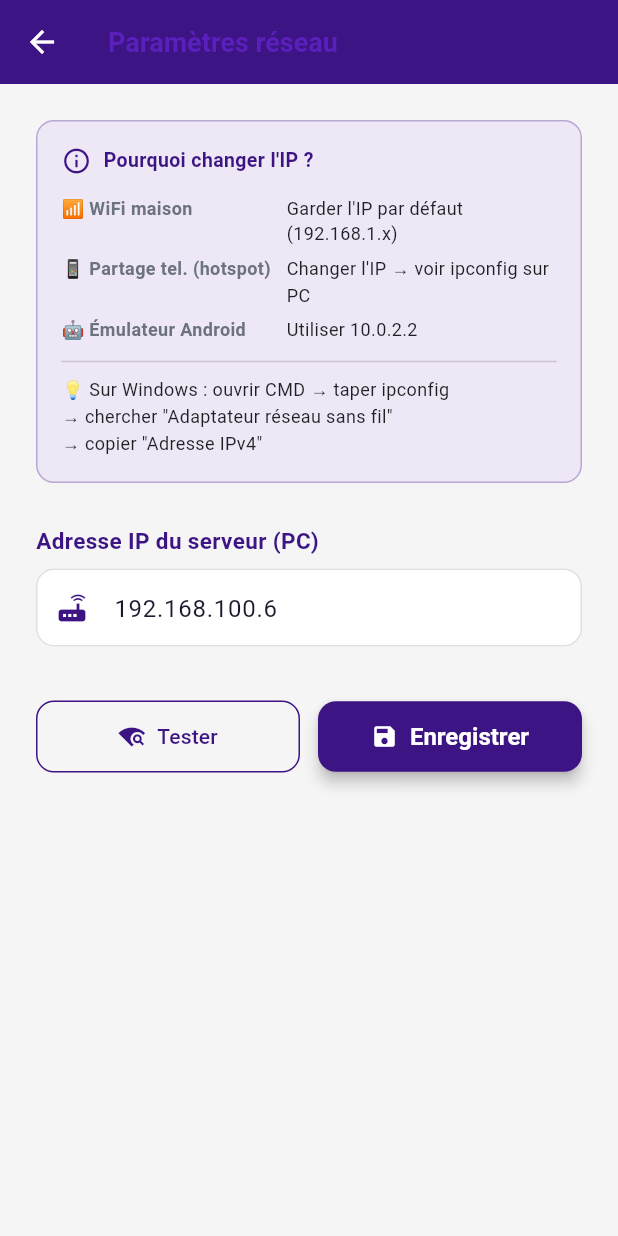
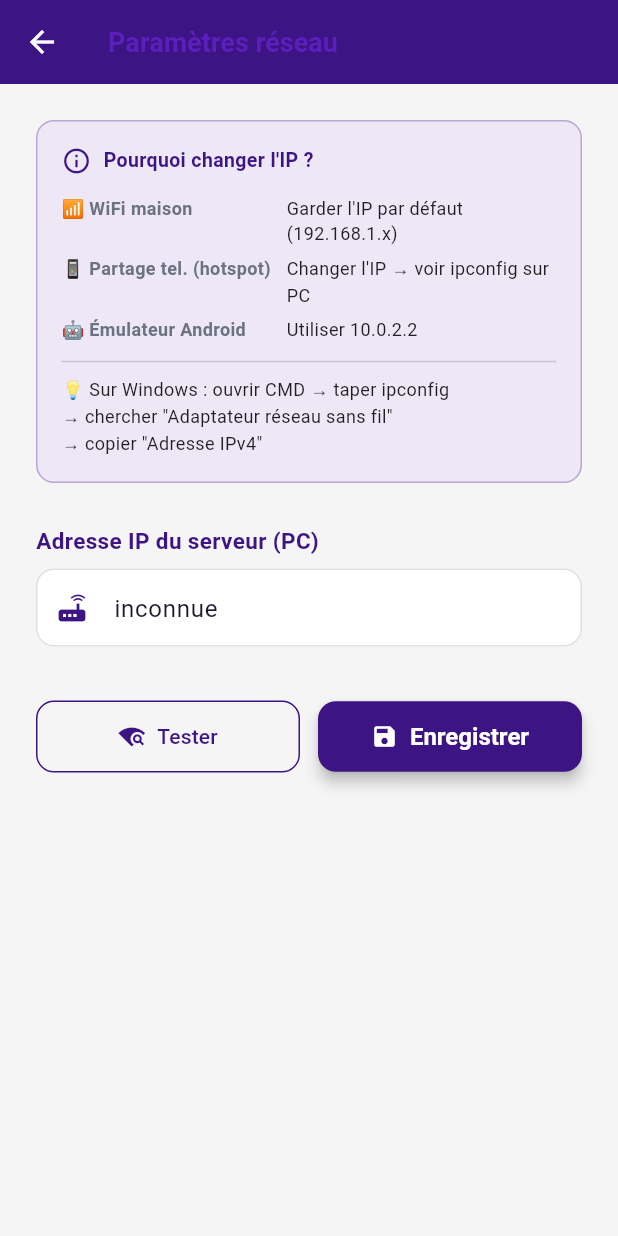
Before and after one commit to yasminechihi/telecom, a Flutter app: the screen it shows after launch, after a tap on the "settings ethernet" icon, on a phone screen of 412 x 824 dp. Run offline on Flutter 3.47's test engine with Material 3 defaults, Android fonts, the phone set to English and light mode, and no system bars; our stand-ins replace audioplayers, fl_chart, flutter_tts, go_router, shared_preferences, speech_to_text; missing offline and left inert: record; accounts and stored records are empty; network calls fail; Roboto replaces fonts that are missing (Cairo).

Commit message:
update mobile login + api service

```diff
--- a/mobile/lib/screens/login_screen.dart
+++ b/mobile/lib/screens/login_screen.dart
@@ -98,13 +98,24 @@ class _LoginScreenState extends State<LoginScreen> {
           // Logo
           const TTLogo(size: 44, onDark: false),
           const SizedBox(width: 12),
-          const Column(
-            mainAxisAlignment: MainAxisAlignment.center,
-            crossAxisAlignment: CrossAxisAlignment.start,
-            children: [
-              Text('Tunisie Telecom', style: TextStyle(fontSize: 15, fontWeight: FontWeight.w700, color: TTColors.purple, fontFamily: 'Cairo')),
-              Text('Mon Espace Client', style: TextStyle(fontSize: 11, color: TTColors.muted, fontFamily: 'Cairo')),
-            ],
+          // Utilisation d'Expanded pour éviter le débordement
+          Expanded(
+            child: Column(
+              mainAxisAlignment: MainAxisAlignment.center,
+              crossAxisAlignment: CrossAxisAlignment.start,
+              children: const [
+                Text(
+                  'Tunisie Telecom',
+                  style: TextStyle(fontSize: 15, fontWeight: FontWeight.w700, color: TTColors.purple, fontFamily: 'Cairo'),
+                  overflow: TextOverflow.ellipsis,
+                ),
+                Text(
+                  'Mon Espace Client',
+                  style: TextStyle(fontSize: 11, color: TTColors.muted, fontFamily: 'Cairo'),
+                  overflow: TextOverflow.ellipsis,
+                ),
+              ],
+            ),
           ),
           const Spacer(),
           // Bouton paramètres réseau (changer l'IP du serveur)
@@ -220,6 +231,7 @@ class _LoginScreenState extends State<LoginScreen> {
     return container;
   }
 
+  // Correction : ajout d'Expanded autour du Text pour éviter le débordement
   Widget _featureRow(IconData icon, String label) {
     return Padding(
       padding: const EdgeInsets.symmetric(vertical: 6),
@@ -227,7 +239,12 @@ class _LoginScreenState extends State<LoginScreen> {
         children: [
           Icon(icon, color: TTColors.teal, size: 18),
           const SizedBox(width: 10),
-          Text(label, style: TextStyle(color: Colors.white.withOpacity(0.85), fontSize: 13, fontFamily: 'Cairo')),
+          Expanded(
+            child: Text(
+              label,
+              style: TextStyle(color: Colors.white.withOpacity(0.85), fontSize: 13, fontFamily: 'Cairo'),
+            ),
+          ),
         ],
       ),
     );
@@ -320,9 +337,9 @@ class _LoginScreenState extends State<LoginScreen> {
             ),
             const SizedBox(height: 18),
 
-            // Lien inscription
-            Row(
-              mainAxisAlignment: MainAxisAlignment.center,
+            // Lien inscription - utilisation de Wrap au lieu de Row pour éviter débordement
+            Wrap(
+              alignment: WrapAlignment.center,
               children: [
                 const Text("Pas encore de compte ? ", style: TextStyle(fontSize: 13, color: TTColors.muted, fontFamily: 'Cairo')),
                 GestureDetector(
--- a/mobile/lib/services/api_service.dart
+++ b/mobile/lib/services/api_service.dart
@@ -1,5 +1,6 @@
 import 'dart:convert';
 import 'dart:typed_data';
+import 'package:flutter/foundation.dart';
 import 'package:http/http.dart' as http;
 import 'package:shared_preferences/shared_preferences.dart';
 import '../models/user_model.dart';
@@ -9,43 +10,59 @@ import 'discovery_service.dart';
 //  Service API — se connecte au backend Flask (user_app.py)
 //  Port 5001 — même base de données Firebase Firestore
 //
-//  Stratégie : toutes les routes /api/mobile/* acceptent
-//  {"user_id": "..."} dans le body JSON → pas besoin de cookie.
+//  Stratégie :
+//    - WEB : utilise localhost (même machine)
+//    - MOBILE : IP dynamique (découverte UDP ou mémorisée)
 // ════════════════════════════════════════════════════════════
 
 class ApiService {
-  // ── URL de base ───────────────────────────────────────────
-  // L'IP du serveur est stockée dans SharedPreferences (clé 'server_ip').
-  // Par défaut : 192.168.1.224 (WiFi maison).
-  // Pour changer l'IP sans recompiler : utiliser ApiService().setServerIp(newIp)
-  // ou l'écran Paramètres de l'app.
-  //
-  // Astuce réseau :
-  //   WiFi maison         → Windows: ipconfig  → "Adresse IPv4"  ex: 192.168.1.224
-  //   Partage téléphone   → Windows: ipconfig  → nouvelle IP     ex: 192.168.43.x
-  //   Émulateur Android   → utiliser 10.0.2.2 (alias localhost émulateur)
-  static const String _defaultServerIp = '192.168.100.6';
   static const String _keyServerIp     = 'server_ip';
+  static const int    _port            = 5001;
 
-  String _serverIp = _defaultServerIp;
+  // L'IP par défaut n'est plus codée en dur ; elle sera soit localhost (web)
+  // soit chargée depuis SharedPreferences (mobile). Si aucune IP n'est trouvée
+  // sur mobile, la découverte UDP sera automatiquement tentée lors de la
+  // première connexion.
+  String? _serverIp;  // null = non encore chargé/inconnu
 
-  String get baseUrl => 'http://$_serverIp:5001';
-
-  /// Charge l'IP depuis SharedPreferences (à appeler au démarrage).
-  Future<void> loadServerIp() async {
-    final prefs = await SharedPreferences.getInstance();
-    _serverIp = prefs.getString(_keyServerIp) ?? _defaultServerIp;
+  String get baseUrl {
+    if (kIsWeb) {
+      // ✅ Sur le navigateur : toujours localhost
+      return 'http://localhost:$_port';
+    }
+    // ✅ Sur mobile : utiliser l'IP chargée (obligatoire)
+    if (_serverIp == null) {
+      throw Exception('ApiService non initialisé. Appeler loadServerIp() au démarrage.');
+    }
+    return 'http://$_serverIp:$_port';
   }
 
-  /// Change l'IP du serveur et la persiste dans SharedPreferences.
+  /// Charge l'IP depuis SharedPreferences (à appeler impérativement au démarrage).
+  /// Si aucune IP n'est stockée, _serverIp reste null et la découverte
+  /// sera déclenchée automatiquement lors du premier appel login/register.
+  Future<void> loadServerIp() async {
+    if (kIsWeb) {
+      _serverIp = 'localhost'; // valeur fictive, mais baseUrl utilise kIsWeb
+      return;
+    }
+    final prefs = await SharedPreferences.getInstance();
+    _serverIp = prefs.getString(_keyServerIp);
+    // Si null, la découverte UDP sera tentée plus tard.
+  }
+
+  /// Change l'IP du serveur et la persiste (mobile uniquement).
   Future<void> setServerIp(String ip) async {
+    if (kIsWeb) return;
     _serverIp = ip.trim();
     final prefs = await SharedPreferences.getInstance();
-    await prefs.setString(_keyServerIp, _serverIp);
+    await prefs.setString(_keyServerIp, _serverIp!);
   }
 
-  /// Retourne l'IP actuellement configurée.
-  String get currentServerIp => _serverIp;
+  /// Retourne l'IP actuellement configurée (mobile) ou "localhost" (web).
+  String get currentServerIp {
+    if (kIsWeb) return 'localhost';
+    return _serverIp ?? 'inconnue';
+  }
 
   // ── Clés SharedPreferences ────────────────────────────────
   static const String _keyUserId     = 'user_id';
@@ -76,21 +93,21 @@ class ApiService {
   }
 
   // ════════════════════════════════════════════════════════
-  //  AUTHENTIFICATION
+  //  AUTHENTIFICATION — avec fallback découverte UDP (mobile)
   // ════════════════════════════════════════════════════════
 
-  /// Connexion — renvoie null si succès, message d'erreur sinon.
-  /// Si le serveur configuré est inaccessible, tente une découverte
-  /// automatique UDP sur le réseau local avant d'abandonner.
   Future<String?> login(String email, String password) async {
     // 1ère tentative avec l'IP actuelle
-    final result = await _tryLogin(email, password);
+    var result = await _tryLogin(email, password);
     if (result != _kServerUnavailable) return result;
 
-    // Serveur non joignable → découverte automatique UDP
+    // Si c'est la version web, inutile de chercher une IP : le serveur n'est pas dispo
+    if (kIsWeb) return _kServerUnavailable;
+
+    // Serveur non joignable sur mobile → découverte automatique UDP
     final discoveredIp = await DiscoveryService.findServer();
     if (discoveredIp != null && discoveredIp != _serverIp) {
-      await setServerIp(discoveredIp); // mémorise la nouvelle IP
+      await setServerIp(discoveredIp);
       return await _tryLogin(email, password);
     }
 
@@ -98,7 +115,7 @@ class ApiService {
   }
 
   static const String _kServerUnavailable =
-      'Serveur non disponible. Lancez user_app.py (port 5001).';
+      'Serveur non disponible. Lancez user_app.py (port $_port).';
 
   Future<String?> _tryLogin(String email, String password) async {
     try {
@@ -123,7 +140,6 @@ class ApiService {
     }
   }
 
-  /// Inscription
   Future<String?> register({
     required String email,
     required String password,
@@ -132,12 +148,14 @@ class ApiService {
     required String telephone,
   }) async {
     // 1ère tentative avec l'IP actuelle
-    final result = await _tryRegister(
+    var result = await _tryRegister(
         email: email, password: password,
         nom: nom, prenom: prenom, telephone: telephone);
     if (result != _kServerUnavailable) return result;
 
-    // Serveur non joignable → découverte automatique UDP
+    if (kIsWeb) return _kServerUnavailable;
+
+    // Serveur non joignable sur mobile → découverte automatique UDP
     final discoveredIp = await DiscoveryService.findServer();
     if (discoveredIp != null && discoveredIp != _serverIp) {
       await setServerIp(discoveredIp);
@@ -181,14 +199,13 @@ class ApiService {
     }
   }
 
-  /// Déconnexion
   Future<void> logout() async {
     _userId = null;
     await _clearUser();
   }
 
   // ════════════════════════════════════════════════════════
-  //  PROFIL & STATS  — routes /api/mobile/* (sans session)
+  //  PROFIL & STATS  — routes /api/mobile/*
   // ════════════════════════════════════════════════════════
 
   Future<UserModel?> getProfile() async {
@@ -306,7 +323,6 @@ class ApiService {
         return jsonDecode(resp.body) as Map<String, dynamic>;
       }
 
-      // Erreur HTTP : renvoie un message lisible plutôt que null
       String errMsg;
       try {
         final errData = jsonDecode(resp.body) as Map<String, dynamic>;
@@ -317,14 +333,12 @@ class ApiService {
       return {'bot_response': errMsg, 'error': true};
     } on Exception catch (e) {
       final msg = e.toString().contains('TimeoutException')
-          ? 'Le serveur ne répond pas. Vérifiez que user_app.py est lancé (port 5001).'
+          ? 'Le serveur ne répond pas. Vérifiez que user_app.py est lancé (port $_port).'
           : 'Connexion impossible. Vérifiez votre réseau et que user_app.py est lancé.';
       return {'bot_response': msg, 'error': true};
     }
   }
 
-  /// Vérifie si l'agent a raccroché après un transfert.
-  /// Retourne null en cas d'erreur réseau.
   Future<Map<String, dynamic>?> getCallStatus(String convId) async {
     if (convId.isEmpty) return null;
     try {
@@ -367,16 +381,9 @@ class ApiService {
   }
 
   // ════════════════════════════════════════════════════════
-  //  STT — Whisper backend (meilleur pour darija tunisienne)
-  //  Envoie un fichier audio WAV au backend et retourne la transcription.
-  //  Retourne null si le backend est inaccessible (fallback speech_to_text).
+  //  STT — Whisper backend
   // ════════════════════════════════════════════════════════
 
-  /// Envoie un fichier audio au backend Whisper et retourne la transcription.
-  /// [filePath] : chemin vers le fichier audio (WAV/OGG/M4A).
-  /// Utilise /api/mobile/stt (sans session requise) — même moteur Whisper
-  /// que l'interface web, optimisé pour la darija tunisienne.
-  /// Retourne null si le backend est inaccessible.
   Future<String?> sttFromAudio(String filePath) async {
     try {
       final request = http.MultipartRequest(
@@ -397,14 +404,9 @@ class ApiService {
   }
 
   // ════════════════════════════════════════════════════════
-  //  TTS — edge-tts backend (ar-TN-ReemNeural)
-  //  Même voix que l'interface web
+  //  TTS — edge-tts backend
   // ════════════════════════════════════════════════════════
 
-  /// Envoie le texte au backend edge-tts et retourne les bytes MP3.
-  /// Utilise /api/mobile/tts (sans session requise) — même voix que l'interface
-  /// web (ar-TN-ReemNeural via edge-tts Microsoft Neural TTS).
-  /// Retourne null si le backend est inaccessible (fallback flutter_tts).
   Future<Uint8List?> getTtsAudio(String text) async {
     try {
       final resp = await http.post(
```
Also changed, not shown: PFE/data/bot_learned_responses.json (deleted, +0 -7 lines), PFE/.cache_local/admin_stats_stale.json (deleted), PFE/.cache_local/conversations_stale.json (deleted), PFE/.cache_local/users_local.json (deleted), 3 other files.
